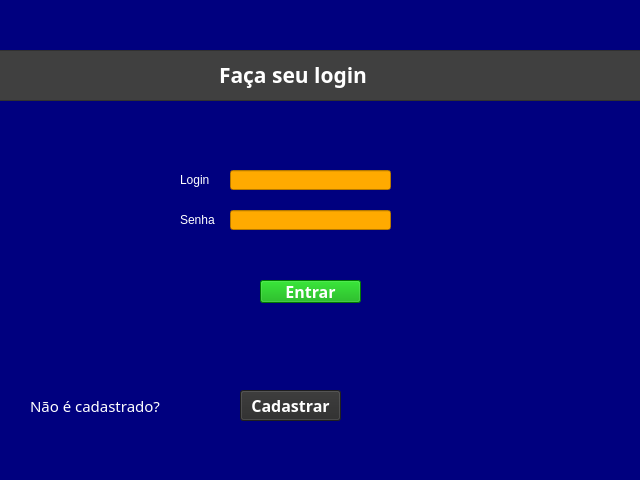
Before: the Qt Designer form Projeto_Conta/telas/tela_login.ui in elievelton/Git, drawn with Qt 5.
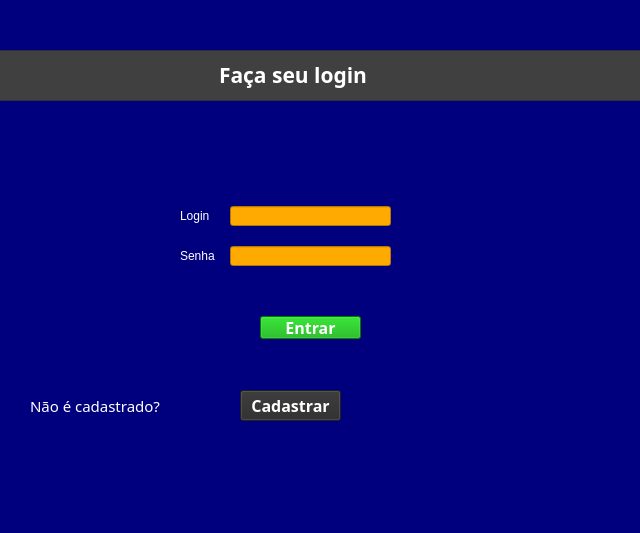
After: the same form once the commit is applied. Icons and pictures are not drawn.

```diff
--- a/Projeto_Conta/telas/tela_login.ui
+++ b/Projeto_Conta/telas/tela_login.ui
@@ -7,7 +7,7 @@
     <x>0</x>
     <y>0</y>
     <width>640</width>
-    <height>480</height>
+    <height>533</height>
    </rect>
   </property>
   <property name="windowTitle">
@@ -21,7 +21,7 @@
     <property name="geometry">
      <rect>
       <x>180</x>
-      <y>170</y>
+      <y>206</y>
       <width>63</width>
       <height>20</height>
      </rect>
@@ -37,7 +37,7 @@
     <property name="geometry">
      <rect>
       <x>180</x>
-      <y>210</y>
+      <y>246</y>
       <width>63</width>
       <height>20</height>
      </rect>
@@ -53,7 +53,7 @@
     <property name="geometry">
      <rect>
       <x>230</x>
-      <y>170</y>
+      <y>206</y>
       <width>161</width>
       <height>20</height>
      </rect>
@@ -73,7 +73,7 @@
     <property name="geometry">
      <rect>
       <x>230</x>
-      <y>210</y>
+      <y>246</y>
       <width>161</width>
       <height>20</height>
      </rect>
@@ -93,7 +93,7 @@
     <property name="geometry">
      <rect>
       <x>260</x>
-      <y>280</y>
+      <y>316</y>
       <width>101</width>
       <height>23</height>
      </rect>
@@ -213,7 +213,7 @@
     <property name="geometry">
      <rect>
       <x>187</x>
-      <y>234</y>
+      <y>270</y>
       <width>256</width>
       <height>41</height>
      </rect>
@@ -233,6 +233,31 @@
      <number>-1</number>
     </property>
    </widget>
+   <widget class="QLabel" name="label_3">
+    <property name="geometry">
+     <rect>
+      <x>270</x>
+      <y>125</y>
+      <width>81</width>
+      <height>71</height>
+     </rect>
+    </property>
+    <property name="maximumSize">
+     <size>
+      <width>256</width>
+      <height>256</height>
+     </size>
+    </property>
+    <property name="text">
+     <string/>
+    </property>
+    <property name="pixmap">
+     <pixmap>user.png</pixmap>
+    </property>
+    <property name="scaledContents">
+     <bool>true</bool>
+    </property>
+   </widget>
   </widget>
   <widget class="QStatusBar" name="statusbar"/>
  </widget>
```
Left out of the diff: 4 changed lines with no effect on the pictures.
